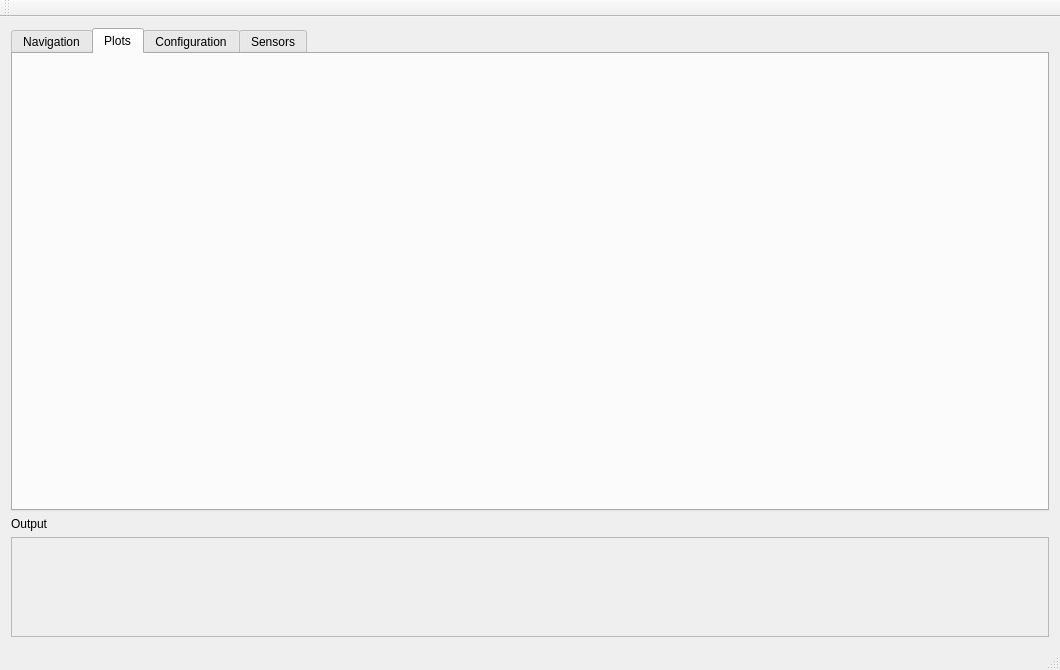
The window that mainwindow.ui (debelyoo/catamaran-ui) describes before a commit, drawn with Qt 5.
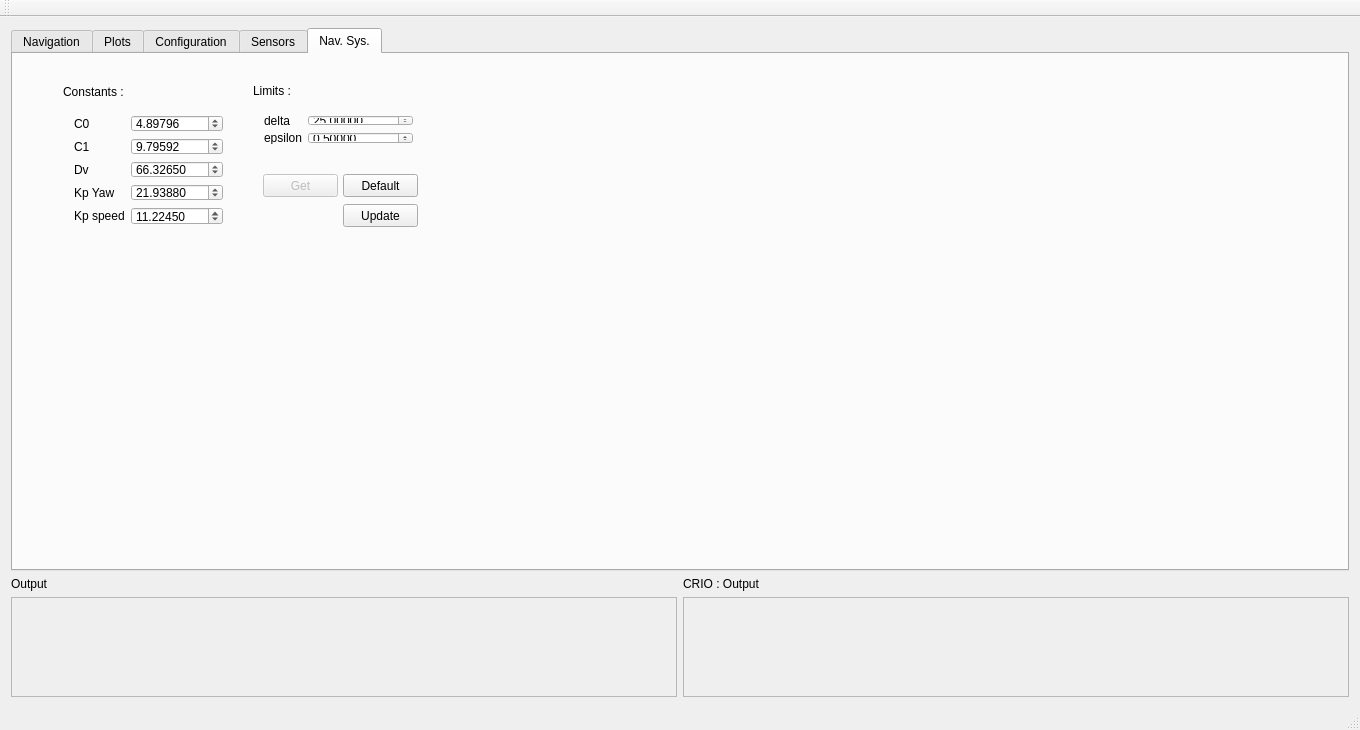
The same window after the commit. Icons and pictures are not drawn.

Commit message: Network refound, interface <=> crio interaction enhancement and sensor configuration creatation  - New encoding/decoding process using CRioByteArray and CRioDataStream  - Light and Honk control integration  - New tab for setting Nav. Sys. constants and limits  - Set/Get command for Nav. Sys constants and limits  - New CrioData and CRioCommand classes  - CRIO constant added to namespace CRIO  - New pop-up widget for sensor transformation configuration  - New tab for sensors configuration

```diff
--- a/mainwindow.ui
+++ b/mainwindow.ui
@@ -6,8 +6,8 @@
    <rect>
     <x>0</x>
     <y>0</y>
-    <width>1060</width>
-    <height>670</height>
+    <width>1360</width>
+    <height>730</height>
    </rect>
   </property>
   <property name="windowTitle">
@@ -26,8 +26,14 @@
    <layout class="QVBoxLayout" name="verticalLayout">
     <item>
      <widget class="QTabWidget" name="tabWidget">
+      <property name="sizePolicy">
+       <sizepolicy hsizetype="Expanding" vsizetype="Expanding">
+        <horstretch>0</horstretch>
+        <verstretch>0</verstretch>
+       </sizepolicy>
+      </property>
       <property name="currentIndex">
-       <number>1</number>
+       <number>4</number>
       </property>
       <widget class="QWidget" name="tab">
        <attribute name="title">
@@ -897,33 +903,371 @@
         </property>
        </widget>
       </widget>
+      <widget class="QWidget" name="tab_5">
+       <attribute name="title">
+        <string>Nav. Sys.</string>
+       </attribute>
+       <widget class="QPushButton" name="updateNSBtn">
+        <property name="geometry">
+         <rect>
+          <x>330</x>
+          <y>150</y>
+          <width>75</width>
+          <height>23</height>
+         </rect>
+        </property>
+        <property name="autoFillBackground">
+         <bool>false</bool>
+        </property>
+        <property name="text">
+         <string>Update</string>
+        </property>
+        <property name="checkable">
+         <bool>false</bool>
+        </property>
+        <property name="autoDefault">
+         <bool>false</bool>
+        </property>
+        <property name="default">
+         <bool>false</bool>
+        </property>
+        <property name="flat">
+         <bool>false</bool>
+        </property>
+       </widget>
+       <widget class="QLabel" name="label_28">
+        <property name="geometry">
+         <rect>
+          <x>50</x>
+          <y>30</y>
+          <width>91</width>
+          <height>16</height>
+         </rect>
+        </property>
+        <property name="text">
+         <string>Constants :</string>
+        </property>
+       </widget>
+       <widget class="QWidget" name="layoutWidget">
+        <property name="geometry">
+         <rect>
+          <x>240</x>
+          <y>50</y>
+          <width>171</width>
+          <height>51</height>
+         </rect>
+        </property>
+        <layout class="QFormLayout" name="formLayout_2">
+         <property name="fieldGrowthPolicy">
+          <enum>QFormLayout::AllNonFixedFieldsGrow</enum>
+         </property>
+         <item row="0" column="0">
+          <widget class="QLabel" name="label_29">
+           <property name="text">
+            <string>delta</string>
+           </property>
+          </widget>
+         </item>
+         <item row="0" column="1">
+          <widget class="QDoubleSpinBox" name="l0">
+           <property name="decimals">
+            <number>5</number>
+           </property>
+           <property name="value">
+            <double>25.000000000000000</double>
+           </property>
+          </widget>
+         </item>
+         <item row="1" column="0">
+          <widget class="QLabel" name="label_30">
+           <property name="text">
+            <string>epsilon</string>
+           </property>
+          </widget>
+         </item>
+         <item row="1" column="1">
+          <widget class="QDoubleSpinBox" name="l1">
+           <property name="decimals">
+            <number>5</number>
+           </property>
+           <property name="singleStep">
+            <double>0.100000000000000</double>
+           </property>
+           <property name="value">
+            <double>0.500000000000000</double>
+           </property>
+          </widget>
+         </item>
+        </layout>
+       </widget>
+       <widget class="QLabel" name="label_34">
+        <property name="geometry">
+         <rect>
+          <x>240</x>
+          <y>30</y>
+          <width>46</width>
+          <height>13</height>
+         </rect>
+        </property>
+        <property name="text">
+         <string>Limits :</string>
+        </property>
+       </widget>
+       <widget class="QPushButton" name="defaultNSConfigBtn">
+        <property name="geometry">
+         <rect>
+          <x>330</x>
+          <y>120</y>
+          <width>75</width>
+          <height>23</height>
+         </rect>
+        </property>
+        <property name="autoFillBackground">
+         <bool>false</bool>
+        </property>
+        <property name="text">
+         <string>Default</string>
+        </property>
+        <property name="checkable">
+         <bool>false</bool>
+        </property>
+        <property name="autoDefault">
+         <bool>false</bool>
+        </property>
+        <property name="default">
+         <bool>false</bool>
+        </property>
+        <property name="flat">
+         <bool>false</bool>
+        </property>
+       </widget>
+       <widget class="QPushButton" name="getNSConfigBtn">
+        <property name="enabled">
+         <bool>false</bool>
+        </property>
+        <property name="geometry">
+         <rect>
+          <x>250</x>
+          <y>120</y>
+          <width>75</width>
+          <height>23</height>
+         </rect>
+        </property>
+        <property name="autoFillBackground">
+         <bool>false</bool>
+        </property>
+        <property name="text">
+         <string>Get</string>
+        </property>
+        <property name="checkable">
+         <bool>false</bool>
+        </property>
+        <property name="autoDefault">
+         <bool>false</bool>
+        </property>
+        <property name="default">
+         <bool>false</bool>
+        </property>
+        <property name="flat">
+         <bool>false</bool>
+        </property>
+       </widget>
+       <widget class="QWidget" name="">
+        <property name="geometry">
+         <rect>
+          <x>50</x>
+          <y>50</y>
+          <width>171</width>
+          <height>132</height>
+         </rect>
+        </property>
+        <layout class="QFormLayout" name="formLayout">
+         <property name="fieldGrowthPolicy">
+          <enum>QFormLayout::AllNonFixedFieldsGrow</enum>
+         </property>
+         <item row="0" column="0">
+          <widget class="QLabel" name="label_21">
+           <property name="text">
+            <string>C0</string>
+           </property>
+          </widget>
+         </item>
+         <item row="0" column="1">
+          <widget class="QDoubleSpinBox" name="c0">
+           <property name="decimals">
+            <number>5</number>
+           </property>
+           <property name="singleStep">
+            <double>0.100000000000000</double>
+           </property>
+           <property name="value">
+            <double>4.897960000000000</double>
+           </property>
+          </widget>
+         </item>
+         <item row="1" column="0">
+          <widget class="QLabel" name="label_24">
+           <property name="text">
+            <string>C1</string>
+           </property>
+          </widget>
+         </item>
+         <item row="1" column="1">
+          <widget class="QDoubleSpinBox" name="c1">
+           <property name="decimals">
+            <number>5</number>
+           </property>
+           <property name="singleStep">
+            <double>0.100000000000000</double>
+           </property>
+           <property name="value">
+            <double>9.795920000000001</double>
+           </property>
+          </widget>
+         </item>
+         <item row="2" column="0">
+          <widget class="QLabel" name="label_25">
+           <property name="text">
+            <string>Dv</string>
+           </property>
+          </widget>
+         </item>
+         <item row="2" column="1">
+          <widget class="QDoubleSpinBox" name="c2">
+           <property name="decimals">
+            <number>5</number>
+           </property>
+           <property name="singleStep">
+            <double>0.100000000000000</double>
+           </property>
+           <property name="value">
+            <double>66.326499999999996</double>
+           </property>
+          </widget>
+         </item>
+         <item row="3" column="0">
+          <widget class="QLabel" name="label_26">
+           <property name="text">
+            <string>Kp Yaw</string>
+           </property>
+          </widget>
+         </item>
+         <item row="3" column="1">
+          <widget class="QDoubleSpinBox" name="c3">
+           <property name="decimals">
+            <number>5</number>
+           </property>
+           <property name="singleStep">
+            <double>0.100000000000000</double>
+           </property>
+           <property name="value">
+            <double>21.938800000000001</double>
+           </property>
+          </widget>
+         </item>
+         <item row="4" column="0">
+          <widget class="QLabel" name="label_27">
+           <property name="text">
+            <string>Kp speed</string>
+           </property>
+          </widget>
+         </item>
+         <item row="4" column="1">
+          <widget class="QDoubleSpinBox" name="c4">
+           <property name="decimals">
+            <number>5</number>
+           </property>
+           <property name="singleStep">
+            <double>0.100000000000000</double>
+           </property>
+           <property name="value">
+            <double>11.224500000000001</double>
+           </property>
+          </widget>
+         </item>
+        </layout>
+       </widget>
+      </widget>
      </widget>
     </item>
     <item>
-     <widget class="QLabel" name="statusLabel">
-      <property name="text">
-       <string>Output</string>
-      </property>
-     </widget>
-    </item>
-    <item>
-     <widget class="QTextEdit" name="statusText">
-      <property name="enabled">
-       <bool>false</bool>
-      </property>
-      <property name="sizePolicy">
-       <sizepolicy hsizetype="Expanding" vsizetype="Maximum">
-        <horstretch>0</horstretch>
-        <verstretch>0</verstretch>
-       </sizepolicy>
-      </property>
-      <property name="maximumSize">
-       <size>
-        <width>16777215</width>
-        <height>100</height>
-       </size>
-      </property>
-     </widget>
+     <layout class="QHBoxLayout" name="horizontalLayout_2">
+      <item>
+       <layout class="QVBoxLayout" name="verticalLayout_3">
+        <property name="sizeConstraint">
+         <enum>QLayout::SetDefaultConstraint</enum>
+        </property>
+        <item>
+         <widget class="QLabel" name="statusLabel">
+          <property name="sizePolicy">
+           <sizepolicy hsizetype="Fixed" vsizetype="Preferred">
+            <horstretch>0</horstretch>
+            <verstretch>0</verstretch>
+           </sizepolicy>
+          </property>
+          <property name="text">
+           <string>Output</string>
+          </property>
+         </widget>
+        </item>
+        <item>
+         <widget class="QTextEdit" name="statusText">
+          <property name="enabled">
+           <bool>false</bool>
+          </property>
+          <property name="sizePolicy">
+           <sizepolicy hsizetype="Preferred" vsizetype="Maximum">
+            <horstretch>0</horstretch>
+            <verstretch>0</verstretch>
+           </sizepolicy>
+          </property>
+          <property name="maximumSize">
+           <size>
+            <width>16777215</width>
+            <height>100</height>
+           </size>
+          </property>
+         </widget>
+        </item>
+       </layout>
+      </item>
+      <item>
+       <layout class="QVBoxLayout" name="verticalLayout_5">
+        <item>
+         <widget class="QLabel" name="statusLabel_2">
+          <property name="sizePolicy">
+           <sizepolicy hsizetype="Fixed" vsizetype="Preferred">
+            <horstretch>0</horstretch>
+            <verstretch>0</verstretch>
+           </sizepolicy>
+          </property>
+          <property name="text">
+           <string>CRIO : Output</string>
+          </property>
+         </widget>
+        </item>
+        <item>
+         <widget class="QTextEdit" name="crioStatusText">
+          <property name="enabled">
+           <bool>false</bool>
+          </property>
+          <property name="sizePolicy">
+           <sizepolicy hsizetype="Preferred" vsizetype="Maximum">
+            <horstretch>0</horstretch>
+            <verstretch>0</verstretch>
+           </sizepolicy>
+          </property>
+          <property name="maximumSize">
+           <size>
+            <width>16777215</width>
+            <height>100</height>
+           </size>
+          </property>
+         </widget>
+        </item>
+       </layout>
+      </item>
+     </layout>
     </item>
    </layout>
    <zorder>tabWidget</zorder>
```
Left out of the diff: 40 changed lines with no effect on the pictures. The commit also changes 41 other files.
